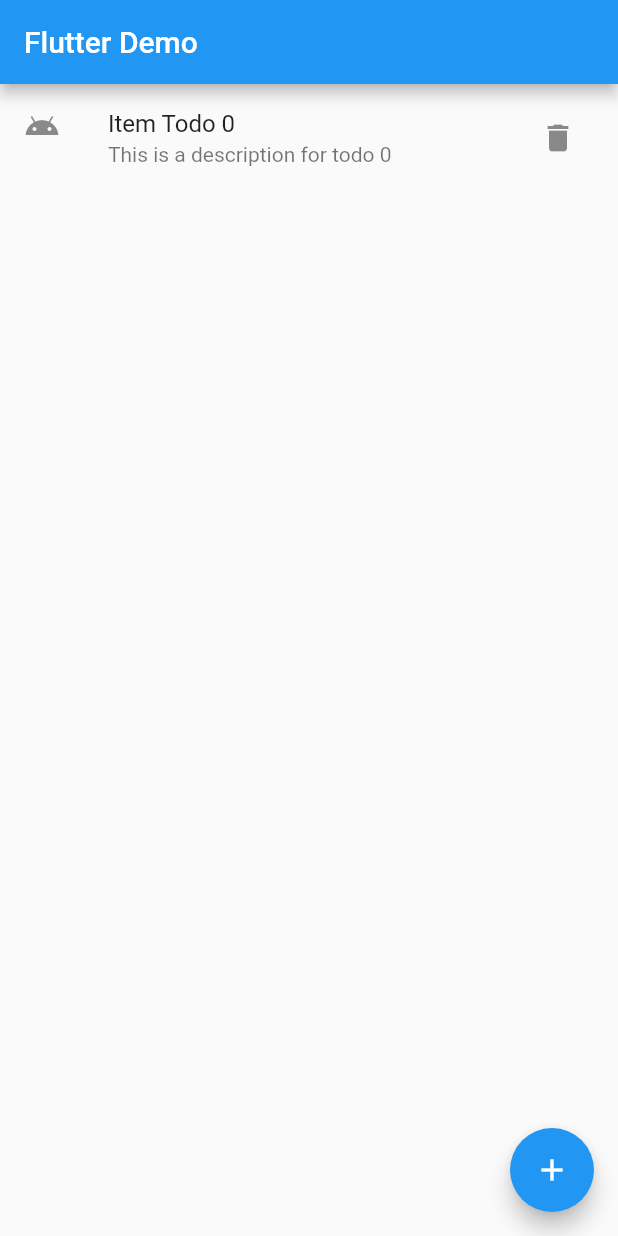
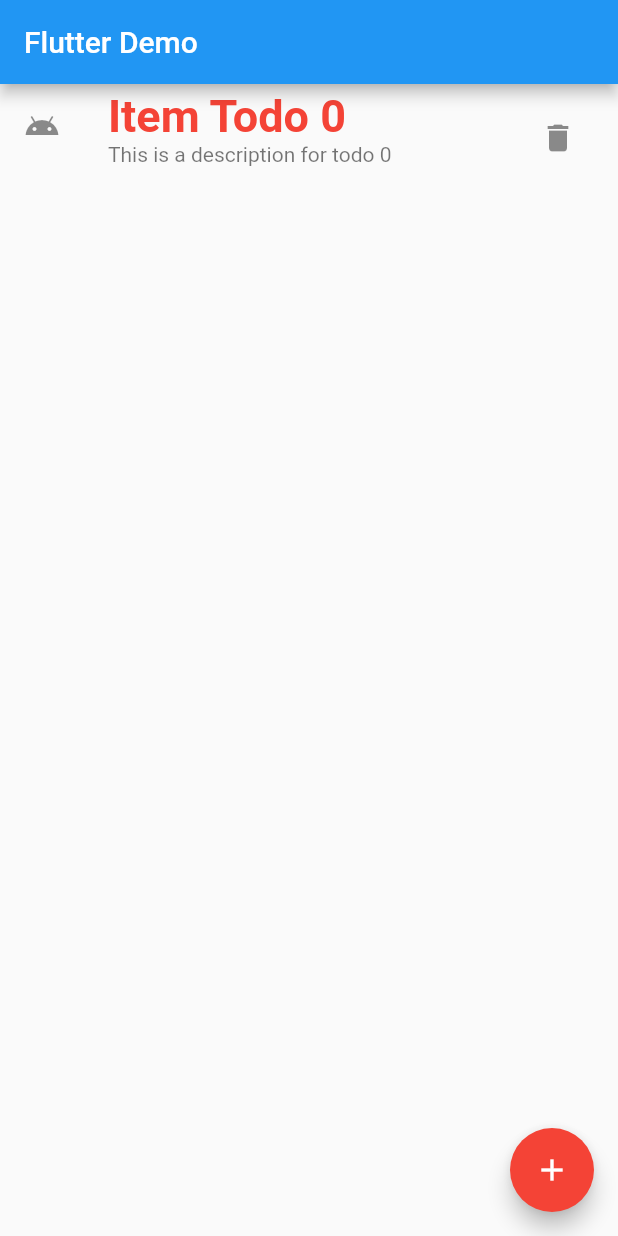
Before and after one commit to tanmoy27112000/swapnali-todoapp, a Flutter app: the screen it shows after launch, after a tap on the "add" icon, on a phone screen of 412 x 824 dp. Run offline on Flutter 3.47's test engine with Material 2 defaults, Android fonts, the phone set to English and light mode, and no system bars.

Commit message:
added design

```diff
--- a/lib/homepage.dart
+++ b/lib/homepage.dart
@@ -38,7 +38,14 @@ class Homepage extends StatelessWidget {
             itemBuilder: (BuildContext context, int index) {
               return ListTile(
                 leading: const Icon(Icons.android),
-                title: Text('Item ${value[index]['title']}'),
+                title: Text(
+                  'Item ${value[index]['title']}',
+                  style: Theme.of(context)
+                          .textTheme
+                          .headline1
+                          ?.copyWith(color: Colors.red) ??
+                      Theme.of(context).textTheme.headline1,
+                ),
                 subtitle: Text('${value[index]['description']}'),
                 trailing: IconButton(
                   onPressed: () {
--- a/lib/main.dart
+++ b/lib/main.dart
@@ -15,6 +15,16 @@ class MyApp extends StatelessWidget {
       title: 'Flutter Demo',
       theme: ThemeData(
         primarySwatch: Colors.blue,
+        visualDensity: VisualDensity.adaptivePlatformDensity,
+        floatingActionButtonTheme: const FloatingActionButtonThemeData(
+          backgroundColor: Colors.red,
+        ),
+        textTheme: const TextTheme(
+          headline1: TextStyle(
+            fontSize: 30.0,
+            fontWeight: FontWeight.bold,
+          ),
+        ),
       ),
       home: Homepage(),
     );
```
